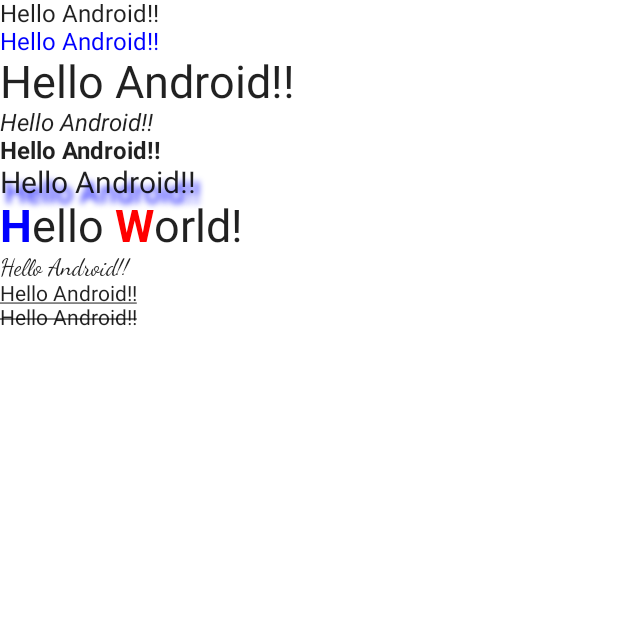
After one commit to aparna-tati-simformsolutions/Jetpack-Compose, an Android app built with Jetpack Compose: the composable TextComponent shown on its own in the app's theme, on a phone screen of 412 x 824 dp, the top half of it. The commit adds this screen. Run offline under Robolectric (Android 15) with nearby library versions, the phone set to English and light mode, and no system bars.

Commit message:
Text Component

```diff
--- a/app/build.gradle
+++ b/app/build.gradle
@@ -53,6 +53,7 @@ dependencies {
     implementation "androidx.compose.ui:ui-tooling-preview:$compose_version"
     implementation 'androidx.lifecycle:lifecycle-runtime-ktx:2.3.1'
     implementation 'androidx.activity:activity-compose:1.3.1'
+    implementation "androidx.navigation:navigation-compose:$nav_compose_version"
     testImplementation 'junit:junit:4.13.2'
     androidTestImplementation 'androidx.test.ext:junit:1.1.4'
     androidTestImplementation 'androidx.test.espresso:espresso-core:3.5.0'
--- /dev/null
+++ b/app/src/main/java/com/example/myapplication/navigation/Screens.kt
@@ -0,0 +1,6 @@
+package com.example.myapplication.navigation
+
+sealed class Screens(val route: String) {
+    object Components: Screens("Components_Screen")
+    object Text: Screens("Text_Screen")
+}
--- /dev/null
+++ b/app/src/main/java/com/example/myapplication/ui/components/TextComponent.kt
@@ -0,0 +1,109 @@
+package com.example.myapplication.ui.components
+
+import androidx.compose.foundation.layout.Column
+import androidx.compose.material.Text
+import androidx.compose.runtime.Composable
+import androidx.compose.ui.geometry.Offset
+import androidx.compose.ui.graphics.Color
+import androidx.compose.ui.graphics.Shadow
+import androidx.compose.ui.text.SpanStyle
+import androidx.compose.ui.text.TextStyle
+import androidx.compose.ui.text.buildAnnotatedString
+import androidx.compose.ui.text.font.FontFamily
+import androidx.compose.ui.text.font.FontStyle
+import androidx.compose.ui.text.font.FontWeight
+import androidx.compose.ui.text.style.TextDecoration
+import androidx.compose.ui.text.withStyle
+import androidx.compose.ui.unit.TextUnit
+import androidx.compose.ui.unit.sp
+
+@Composable
+fun TextComponent() {
+    val text = "Hello Android!!"
+
+    Column {
+        SimpleText(text = text)
+        TextColorProperty(text = text, color = Color.Blue)
+        TextSizeProperty(text = text, size = 30.sp)
+        TextFontStyleProperty(text = text)
+        TextFontWeightProperty(text = text)
+        TextShadow(text = text)
+        TextWithMultipleStyle()
+        TextWithFontFamily(text = text)
+        TextUnderlineProperty(text = text)
+        TextLineThroughProperty(text = text)
+    }
+}
+
+@Composable
+fun SimpleText(text: String) {
+    Text(text = text)
+}
+
+@Composable
+fun TextColorProperty(text: String, color: Color) {
+    Text(text = text, color = color)
+}
+
+@Composable
+fun TextSizeProperty(text: String, size: TextUnit) {
+    Text(text = text, fontSize = size)
+}
+
+@Composable
+fun TextFontStyleProperty(text: String) {
+    Text(text = text, fontStyle = FontStyle.Italic)
+}
+
+@Composable
+fun TextFontWeightProperty(text: String) {
+    Text(text = text, fontWeight = FontWeight.Bold)
+}
+
+@Composable
+fun TextShadow(text: String) {
+    Text(
+        text = text,
+        style = TextStyle(
+            fontSize = 20.sp,
+            shadow = Shadow(
+                color = Color.Blue,
+                offset = Offset(x = 5.0f, y = 10.0f),
+                blurRadius = 5f
+            )
+        )
+    )
+}
+
+@Composable
+fun TextWithMultipleStyle() {
+    Text(text =
+        buildAnnotatedString {
+            withStyle(style = SpanStyle(color = Color.Blue, fontWeight = FontWeight.Bold)) {
+                append('H')
+            }
+            append("ello ")
+
+            withStyle(style = SpanStyle(color = Color.Red, fontWeight = FontWeight.Bold)) {
+                append('W')
+            }
+            append("orld!")
+        },
+        fontSize = 30.sp
+    )
+}
+
+@Composable
+fun TextWithFontFamily(text: String) {
+    Text(text = text, fontFamily = FontFamily.Cursive)
+}
+
+@Composable
+fun TextUnderlineProperty(text: String) {
+    Text(text = text, style = TextStyle(textDecoration = TextDecoration.Underline))
+}
+
+@Composable
+fun TextLineThroughProperty(text: String) {
+    Text(text = text, style = TextStyle(textDecoration = TextDecoration.LineThrough))
+}
--- a/build.gradle
+++ b/build.gradle
@@ -1,6 +1,7 @@
 buildscript {
     ext {
         compose_version = '1.1.0-beta01'
+        nav_compose_version = '2.4.2'
     }
 }// Top-level build file where you can add configuration options common to all sub-projects/modules.
 plugins {
```
Also changed, not shown: app/src/main/java/com/example/myapplication/MainActivity.kt (+4 -24 lines), app/src/main/java/com/example/myapplication/navigation/NavGraph.kt (added, +23 -0 lines), app/src/main/java/com/example/myapplication/ui/components/Components.kt (added, +19 -0 lines).
